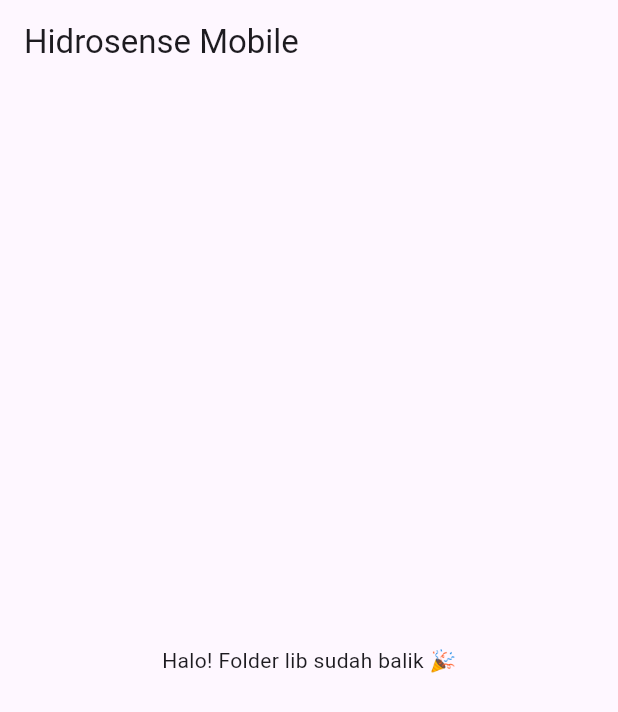
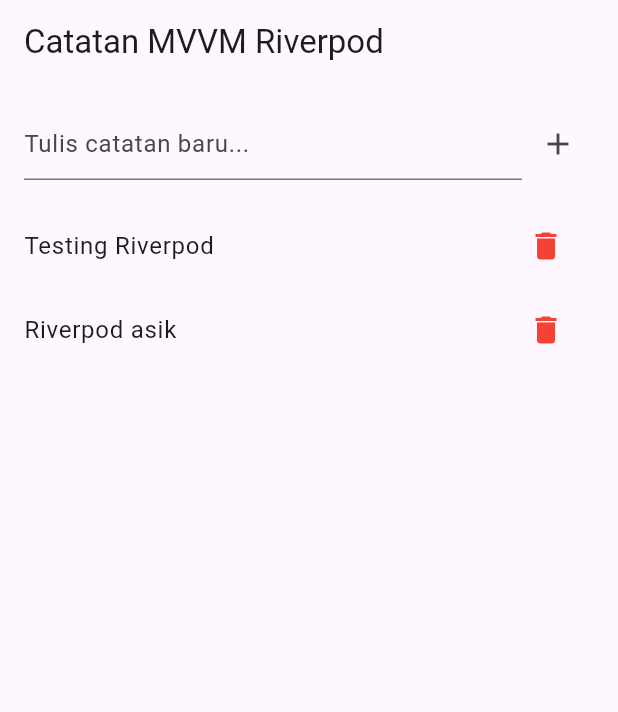
Before and after one commit to devinayeon/hidrosense, a Flutter app: the screen it shows after launch, on a phone screen of 412 x 824 dp. Shown: the top 712 px of the screen. Run offline on Flutter 3.47's test engine with Material 3 defaults, Android fonts, the light colour scheme and no system bars; our stand-ins replace flutter_riverpod.

Commit message:
setup: MVVM & Riverpod

```diff
--- a/apps/mobile/lib/main.dart
+++ b/apps/mobile/lib/main.dart
@@ -1,7 +1,13 @@
 import 'package:flutter/material.dart';
+import 'package:flutter_riverpod/flutter_riverpod.dart';
+import 'package:hidrosense_mobile/views/note_screen.dart';
 
 void main() {
-  runApp(const MyApp());
+  runApp(
+    const ProviderScope(
+      child: MyApp(),
+    ),
+  );
 }
 
 class MyApp extends StatelessWidget {
@@ -10,12 +16,8 @@
   @override
   Widget build(BuildContext context) {
     return MaterialApp(
-      home: Scaffold(
-        appBar: AppBar(title: const Text('Hidrosense Mobile')),
-        body: const Center(
-          child: Text('Halo! Folder lib sudah balik 🎉'),
-        ),
-      ),
+      debugShowCheckedModeBanner: false,
+      home: NoteScreen()
     );
   }
 }
--- /dev/null
+++ b/apps/mobile/lib/models/note_model.dart
@@ -0,0 +1,6 @@
+class Note {
+  final String id;
+  final String title;
+
+  Note({required this.id, required this.title});
+}
--- /dev/null
+++ b/apps/mobile/lib/viewmodels/note_viewmodel.dart
@@ -0,0 +1,39 @@
+import 'package:flutter_riverpod/flutter_riverpod.dart';
+import '../models/note_model.dart';
+
+// 1. Buat class ViewModel yang meng-extend Notifier<T>
+// T di sini adalah tipe data State yang dipegang (yaitu List<Note>)
+class NoteViewModel extends Notifier<List<Note>> {
+
+  // build() adalah nilai awal (initial state)
+  @override
+  List<Note> build() {
+    return [
+      Note(id: '1', title: 'Testing Riverpod'),
+      Note(id: '2', title: 'Riverpod asik'),
+    ];
+  }
+
+  // Fungsi Tambah Note
+  void addNote(String title) {
+    if (title.isEmpty) return;
+
+    final newNote = Note(
+      id: DateTime.now().toString(),
+      title: title,
+    );
+
+    // Di Riverpod, kita tidak pakai .add(), tapi mengganti objek 'state'
+    state = [...state, newNote];
+  }
+
+  // Fungsi Hapus Note
+  void removeNote(String id) {
+    state = state.where((note) => note.id != id).toList();
+  }
+}
+
+// 2. Buat Provider-nya secara Global agar bisa diakses oleh View
+final noteProvider = NotifierProvider<NoteViewModel, List<Note>>(() {
+  return NoteViewModel();
+});
--- /dev/null
+++ b/apps/mobile/lib/views/note_screen.dart
@@ -0,0 +1,68 @@
+import 'package:flutter/material.dart';
+import 'package:flutter_riverpod/flutter_riverpod.dart';
+import '../viewmodels/note_viewmodel.dart';
+
+// Gunakan ConsumerWidget!
+class NoteScreen extends ConsumerWidget {
+  const NoteScreen({super.key});
+
+  @override
+  Widget build(BuildContext context, WidgetRef ref) {
+    // A. MENGAMBIL DATA (LISTEN)
+    // ref.watch() bikin widget ini otomatis re-build kalau data noteProvider berubah
+    final notes = ref.watch(noteProvider);
+
+    final controller = TextEditingController();
+
+    return Scaffold(
+      appBar: AppBar(title: const Text('Catatan MVVM Riverpod')),
+      body: Column(
+        children: [
+          // Input Field & Tombol Tambah
+          Padding(
+            padding: const EdgeInsets.all(16.0),
+            child: Row(
+              children: [
+                Expanded(
+                  child: TextField(
+                    controller: controller,
+                    decoration: const InputDecoration(hintText: 'Tulis catatan baru...'),
+                  ),
+                ),
+                IconButton(
+                  icon: const Icon(Icons.add),
+                  onPressed: () {
+                    // B. MEMANGGIL FUNGSI LOGIKA (READ)
+                    // Pakai ref.read() + .notifier kalau mau panggil fungsi di ViewModel
+                    ref.read(noteProvider.notifier).addNote(controller.text);
+                    controller.clear();
+                  },
+                )
+              ],
+            ),
+          ),
+
+          // List Catatan
+          Expanded(
+            child: ListView.builder(
+              itemCount: notes.length,
+              itemBuilder: (context, index) {
+                final note = notes[index];
+                return ListTile(
+                  title: Text(note.title),
+                  trailing: IconButton(
+                    icon: const Icon(Icons.delete, color: Colors.red),
+                    onPressed: () {
+                      // Panggil fungsi hapus
+                      ref.read(noteProvider.notifier).removeNote(note.id);
+                    },
+                  ),
+                );
+              },
+            ),
+          ),
+        ],
+      ),
+    );
+  }
+}
--- a/apps/mobile/pubspec.yaml
+++ b/apps/mobile/pubspec.yaml
@@ -34,6 +34,7 @@
   # The following adds the Cupertino Icons font to your application.
   # Use with the CupertinoIcons class for iOS style icons.
   cupertino_icons: ^1.0.8
+  flutter_riverpod: ^2.5.1
 
 dev_dependencies:
   flutter_test:
```
